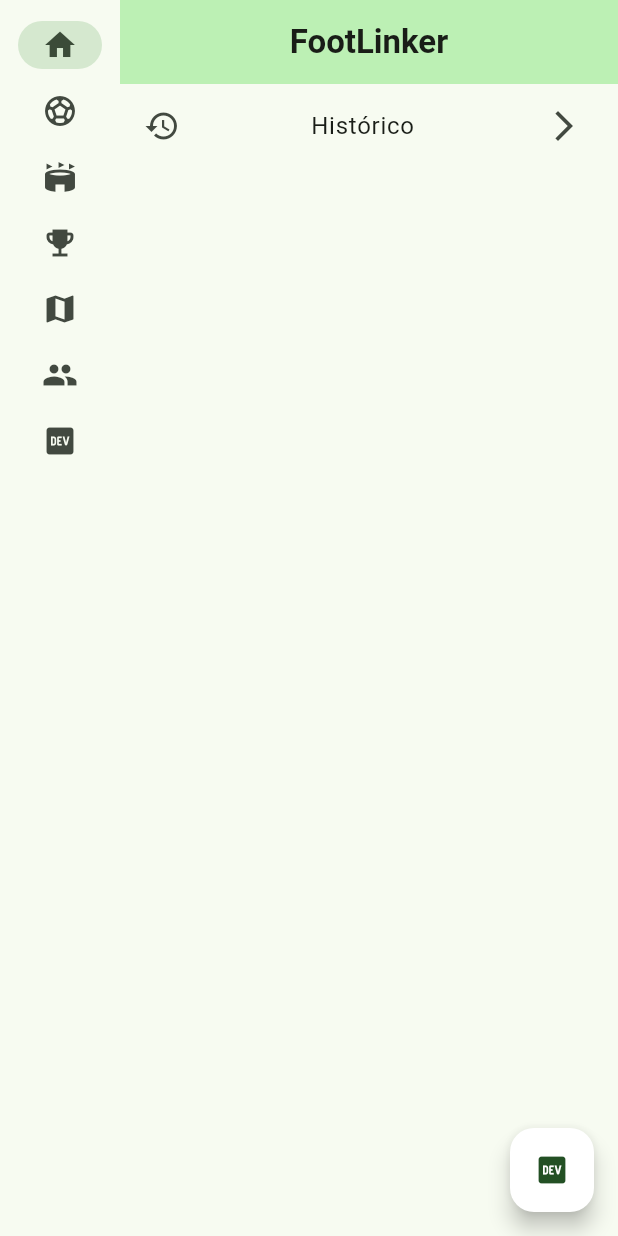
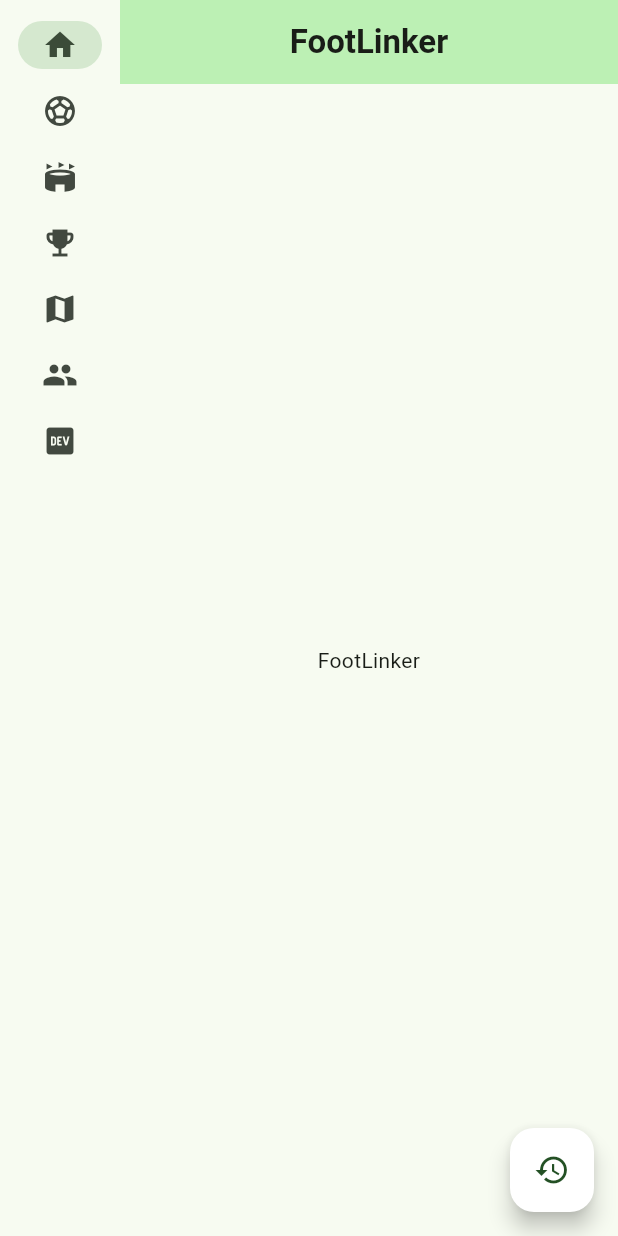
Before and after one commit to manelneto/FootLinker, a Flutter app: the screen it shows after launch, on a phone screen of 412 x 824 dp. Run offline on Flutter 3.47's test engine with Material 2 defaults, Android fonts, the phone set to English and light mode, and no system bars; our stand-ins replace cloud_firestore, firebase_core, geocoding, google_maps_flutter, location; accounts and stored records are empty.

Commit message:
implemented history, to be tested

```diff
--- a/app/lib/api_management.dart
+++ b/app/lib/api_management.dart
@@ -42,10 +42,10 @@ class ApiManagement {
     );
 
     if (response.statusCode == 200) {
-      if (int.parse(response.headers['x-ratelimit-requests-remaining']!) <= 1) {
+      /*if (int.parse(response.headers['x-ratelimit-requests-remaining']!) <= 1) {
         toggleProvider();
         throw Exception('Alcançando o limite diário de pedidos à API');
-      }
+      }*/
       var body = jsonDecode(response.body);
       if (body['errors'].length > 0) {
         throw Exception(body['errors'][0]);
--- a/app/lib/view/pages/history_page.dart
+++ b/app/lib/view/pages/history_page.dart
@@ -26,7 +26,7 @@ class HistoryPage extends StatelessWidget {
         ),
         body: const Center(
           child: Text(
-            'Ainda não adicionou nenhum jogo ao histórico...\nExperimente!',
+            'Ainda não adicionou nenhum jogo ao histórico...\nExperimente carregar num jogo para o adicionar ou manter premido para o remover.',
             textAlign: TextAlign.center,
           ),
         ),
--- a/app/lib/view/pages/home.dart
+++ b/app/lib/view/pages/home.dart
@@ -1,5 +1,6 @@
 import 'package:app/view/pages/credits_page.dart';
 import 'package:app/view/pages/friends_page.dart';
+import 'package:app/view/pages/history_page.dart';
 import 'package:app/view/pages/leagues_page.dart';
 import 'package:app/view/pages/nearby_matches_page.dart';
 import 'package:app/view/pages/start_page.dart';
@@ -17,6 +18,14 @@ class MyHomePage extends StatefulWidget {
 }
 
 class _MyHomePageState extends State<MyHomePage> {
+  void _navigateToHistoryPage(BuildContext context) {
+    Navigator.of(context).push(
+      MaterialPageRoute(
+        builder: (context) => const HistoryPage(),
+      ),
+    );
+  }
+
   var selectedIndex = 0;
 
   @override
@@ -103,10 +112,10 @@ class _MyHomePageState extends State<MyHomePage> {
             ],
           ),
           floatingActionButton: FloatingActionButton(
-            onPressed: () {},
-            tooltip: 'DEV',
+            onPressed: () => _navigateToHistoryPage(context),
+            tooltip: 'History Page',
             backgroundColor: Colors.white,
-            child: const Icon(Icons.logo_dev),
+            child: const Icon(Icons.history),
           ),
         );
       },
--- a/app/lib/view/pages/league_page.dart
+++ b/app/lib/view/pages/league_page.dart
@@ -38,7 +38,7 @@ class _LeaguePageState extends State<LeaguePage> {
 
   FutureBuilder _matchesData() {
     return FutureBuilder<List<Match>>(
-      future: MatchFetcher().fetchMatchesByLeague(widget.league.id, 5),
+      future: MatchFetcher().fetchMatchesByLeague(widget.league.id, 9),
       builder: (BuildContext context, AsyncSnapshot<List<Match>> snapshot) {
         if (snapshot.hasData) {
           List<Match> data = snapshot.data!;
--- a/app/lib/view/pages/start_page.dart
+++ b/app/lib/view/pages/start_page.dart
@@ -1,18 +1,9 @@
-import 'package:app/view/pages/history_page.dart';
 import 'package:flutter/material.dart';
 
 class StartPage extends StatelessWidget {
   const StartPage({
     super.key,
   });
-
-  void _navigateToHistoryPage(BuildContext context) {
-    Navigator.of(context).push(
-      MaterialPageRoute(
-        builder: (context) => const HistoryPage(),
-      ),
-    );
-  }
 
   @override
   Widget build(BuildContext context) {
@@ -27,22 +18,11 @@ class StartPage extends StatelessWidget {
         backgroundColor: Theme.of(context).colorScheme.primaryContainer,
         centerTitle: true,
       ),
-      body: ListView(
-        children: [
-          ListTile(
-            leading: const Icon(Icons.history),
-            title: const Center(
-              child: Text(
-                'Histórico',
-                textAlign: TextAlign.center,
-              ),
-            ),
-            trailing: const Icon(Icons.arrow_forward_ios),
-            onTap: () {
-              _navigateToHistoryPage(context);
-            },
-          )
-        ],
+      body: const Center(
+        child: Text(
+          'FootLinker',
+          textAlign: TextAlign.center,
+        ),
       ),
     );
   }
--- a/app/lib/view/widgets/match_list_tile.dart
+++ b/app/lib/view/widgets/match_list_tile.dart
@@ -70,8 +70,11 @@ class MatchListTile extends StatelessWidget {
       ),
       onTap: () {
         if (match.homeGoals != -1 && match.awayGoals != -1) {
-          appState.toggleHistory(match);
+          appState.addToHistory(match, context);
         }
+      },
+      onLongPress: () {
+        appState.removeFromHistory(match, context);
       },
     );
   }
```
Also changed, not shown: app/lib/main.dart (+39 -4 lines).
